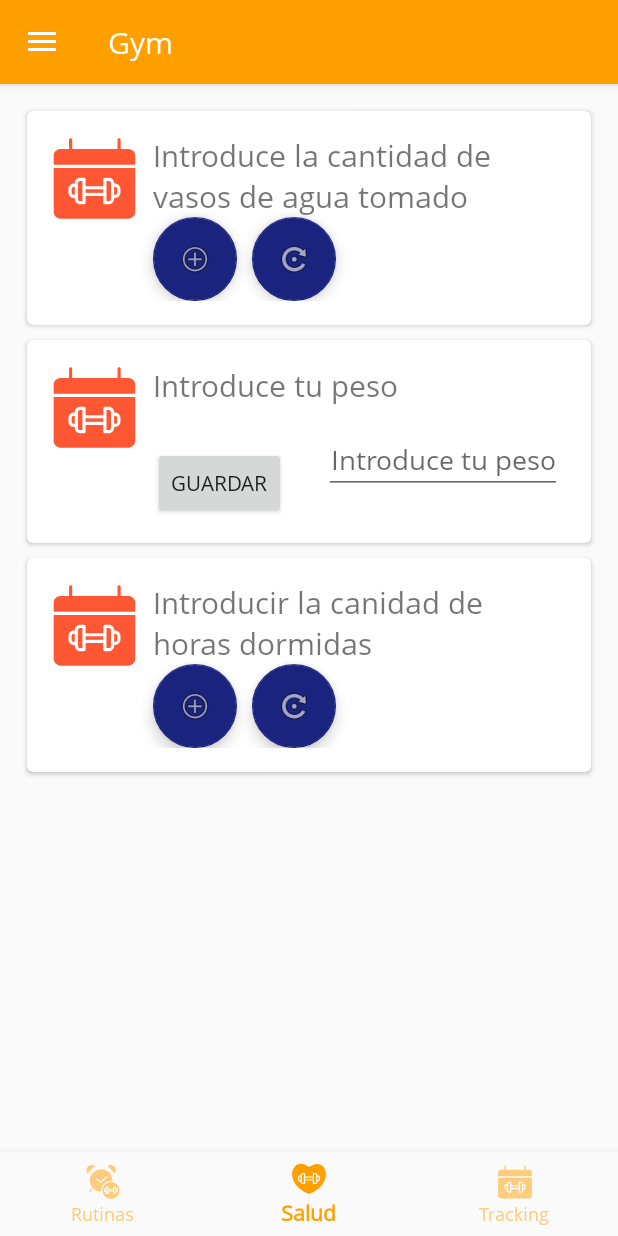
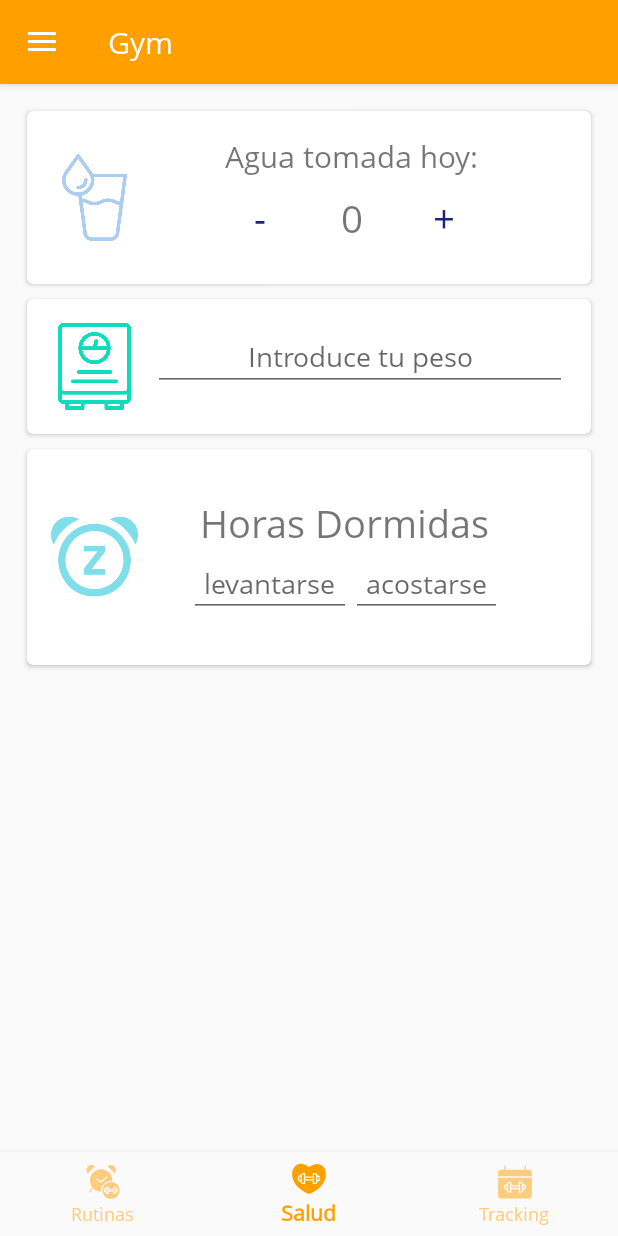
Before and after one commit to FINALGVI/final, an Android app: the screen it shows after launch (NavigationSide), item 2 of the bottom bar chosen, on a phone screen of 412 x 824 dp. Run offline under Robolectric (Android 15) with nearby library versions, the phone set to English and light mode, and no system bars; 4 statements that could not run were skipped.

Commit message:
fitness layout

```diff
--- a/GYM/app/src/main/java/com/example/luisfelix/gym/Fitness_Frag.java
+++ b/GYM/app/src/main/java/com/example/luisfelix/gym/Fitness_Frag.java
@@ -54,16 +54,9 @@ public class Fitness_Frag extends Fragment {
             }
         });
 
-        botonPeso=v.findViewById(R.id.btnPeso);
         editPeso=v.findViewById(R.id.editPeso);
 
-        botonPeso.setOnClickListener(new View.OnClickListener() {
-            @Override
-            public void onClick(View v) {
-                peso=Integer.parseInt(editPeso.getText().toString());
 
-            }
-        });
 
 
 
--- a/GYM/app/src/main/res/drawable/ic_menu_gallery.xml
+++ /dev/null
@@ -1,9 +0,0 @@
-<vector xmlns:android="http://schemas.android.com/apk/res/android"
-    android:width="24dp"
-    android:height="24dp"
-    android:viewportWidth="24.0"
-    android:viewportHeight="24.0">
-    <path
-        android:fillColor="#FF000000"
-        android:pathData="M22,16V4c0,-1.1 -0.9,-2 -2,-2H8c-1.1,0 -2,0.9 -2,2v12c0,1.1 0.9,2 2,2h12c1.1,0 2,-0.9 2,-2zm-11,-4l2.03,2.71L16,11l4,5H8l3,-4zM2,6v14c0,1.1 0.9,2 2,2h14v-2H4V6H2z" />
-</vector>
--- a/GYM/app/src/main/res/layout/fragment_fitness.xml
+++ b/GYM/app/src/main/res/layout/fragment_fitness.xml
@@ -2,19 +2,19 @@
 <RelativeLayout xmlns:android="http://schemas.android.com/apk/res/android"
     xmlns:app="http://schemas.android.com/apk/res-auto"
     xmlns:tools="http://schemas.android.com/tools"
+    android:id="@+id/agregarfitness_fragment"
     android:layout_width="match_parent"
-    android:layout_height="match_parent"
-    android:id="@+id/agregarfitness_fragment">
+    android:layout_height="match_parent">
 
-    <ScrollView android:layout_width="match_parent"
+    <ScrollView xmlns:android="http://schemas.android.com/apk/res/android"
+        xmlns:app="http://schemas.android.com/apk/res-auto"
+        android:layout_width="match_parent"
         android:layout_height="wrap_content"
-        xmlns:app="http://schemas.android.com/apk/res-auto"
-        android:layout_marginBottom="8dp"
-        android:layout_marginEnd="8dp"
         android:layout_marginStart="8dp"
         android:layout_marginTop="8dp"
-        android:orientation="horizontal"
-        xmlns:android="http://schemas.android.com/apk/res/android">
+        android:layout_marginEnd="8dp"
+        android:layout_marginBottom="8dp"
+        android:orientation="horizontal">
 
         <android.support.constraint.ConstraintLayout
             android:layout_width="match_parent"
@@ -41,49 +41,59 @@
                     android:padding="16dp">
 
                     <ImageView
-                        android:id="@+id/imagenAgua"
+                        android:id="@+id/imgAgua"
                         android:layout_width="58dp"
                         android:layout_height="58dp"
-                        android:src="@drawable/ic_agenda"
-                        android:tint="#FF5733" />
+                        android:src="@drawable/agua"
+                        android:tint="#abcdef"
+                        android:layout_centerVertical="true"/>
+
+                    <RelativeLayout android:id="@+id/r1"
+                        android:layout_width="match_parent"
+                        android:layout_height="wrap_content"
+                        android:layout_toRightOf="@+id/imgAgua">
 
                         <TextView
                             android:id="@+id/nombreAgua"
                             android:layout_width="wrap_content"
                             android:layout_height="wrap_content"
                             android:layout_alignParentTop="true"
-                        android:layout_marginLeft="10dp"
-                        android:layout_toRightOf="@+id/imagenAgua"
-                        android:text="Introduce la cantidad de vasos de agua tomado"
-                        android:textSize="20sp" />
+                            android:text="Agua tomada hoy:"
+                            android:textSize="20sp"
+                            android:layout_centerHorizontal="true"/>
 
+                        <RelativeLayout
+                            android:layout_width="wrap_content"
+                            android:layout_height="wrap_content"
+                            android:layout_below="@+id/nombreAgua"
+                            android:layout_centerHorizontal="true">
+                            <Button
+                                android:id="@+id/btnAgua_menos"
+                                android:layout_width="wrap_content"
+                                android:layout_height="match_parent"
+                                android:textSize="25sp"
+                                android:textColor="@color/colorAccent"
+                                android:text="-"
+                                style="@style/Base.Widget.AppCompat.Button.Borderless" />
                             <TextView
                                 android:id="@+id/CantidadAgua"
                                 android:layout_width="wrap_content"
                                 android:layout_height="wrap_content"
-                        android:layout_below="@+id/nombreAgua"
-                        android:layout_marginLeft="55dp"
-                        android:layout_toRightOf="@id/btnAgua_menos" />
-
-                    <android.support.design.widget.FloatingActionButton
+                                android:layout_margin="10dp"
+                                android:textSize="25sp"
+                                android:text="0"
+                                android:layout_toRightOf="@+id/btnAgua_menos"/>
+                            <Button
                                 android:id="@+id/btnAgua_mas"
                                 android:layout_width="wrap_content"
-                        android:layout_height="wrap_content"
-                        android:layout_below="@+id/nombreAgua"
-                        android:layout_marginLeft="10dp"
-                        android:layout_toRightOf="@id/imagenAgua"
-                        android:clickable="true"
-                        android:src="@android:drawable/ic_menu_add" />
-
-                    <android.support.design.widget.FloatingActionButton
-                        android:id="@+id/btnAgua_menos"
-                        android:layout_width="wrap_content"
-                        android:layout_height="wrap_content"
-                        android:layout_below="@+id/nombreAgua"
-                        android:layout_marginLeft="10dp"
-                        android:layout_toRightOf="@id/btnAgua_mas"
-                        android:clickable="true"
-                        android:src="@android:drawable/ic_menu_rotate" />
+                                android:layout_height="match_parent"
+                                android:textSize="25sp"
+                                android:textColor="@color/colorAccent"
+                                android:text="+"
+                                style="@style/Base.Widget.AppCompat.Button.Borderless"
+                                android:layout_toRightOf="@+id/CantidadAgua"/>
+                        </RelativeLayout>
+                    </RelativeLayout>
                 </RelativeLayout>
             </android.support.design.card.MaterialCardView>
 
@@ -104,8 +114,8 @@
                 app:layout_constraintStart_toStartOf="parent"
                 app:layout_constraintTop_toBottomOf="@+id/cv_fitness">
 
-                <RelativeLayout
-                    android:layout_width="wrap_content"
+                <LinearLayout
+                    android:layout_width="match_parent"
                     android:layout_height="wrap_content"
                     android:padding="16dp">
 
@@ -113,41 +123,17 @@
                         android:id="@+id/imagenPeso"
                         android:layout_width="58dp"
                         android:layout_height="58dp"
-                        android:src="@drawable/ic_agenda"
-                        android:tint="#FF5733" />
-
-                    <TextView
-                        android:id="@+id/nombrePeso"
-                        android:layout_width="wrap_content"
-                        android:layout_height="wrap_content"
-                        android:layout_alignParentTop="true"
-                        android:layout_marginLeft="10dp"
-                        android:layout_toRightOf="@+id/imagenPeso"
-                        android:text="Introduce tu peso"
-                        android:textSize="20sp" />
+                        android:src="@drawable/peso"
+                        android:tint="#0edcba"
+                        android:layout_marginEnd="10dp"/>
 
                     <EditText
                         android:id="@+id/editPeso"
-                        android:layout_width="wrap_content"
+                        android:layout_width="match_parent"
                         android:layout_height="wrap_content"
-                        android:layout_below="@+id/nombrePeso"
-                        android:layout_marginLeft="25dp"
-                        android:layout_marginTop="13dp"
-                        android:layout_toRightOf="@id/btnPeso"
                         android:hint="Introduce tu peso"
                         android:textAlignment="center" />
-
-                    <Button
-                        android:id="@+id/btnPeso"
-                        android:layout_width="wrap_content"
-                        android:layout_height="wrap_content"
-                        android:layout_below="@+id/nombrePeso"
-                        android:layout_marginLeft="10dp"
-                        android:text="Guardar"
-                        android:layout_marginTop="27dp"
-                        android:layout_toRightOf="@id/imagenPeso" />
-
-                </RelativeLayout>
+                </LinearLayout>
             </android.support.design.card.MaterialCardView>
 
             <android.support.design.card.MaterialCardView xmlns:android="http://schemas.android.com/apk/res/android"
@@ -164,58 +150,56 @@
                 app:layout_constraintStart_toStartOf="parent">
 
                 <RelativeLayout
-                    android:layout_width="wrap_content"
+                    android:layout_width="match_parent"
                     android:layout_height="wrap_content"
                     android:padding="16dp">
 
                     <ImageView
-                        android:id="@+id/imagenDormir"
+                        android:id="@+id/imgDormir"
                         android:layout_width="58dp"
                         android:layout_height="58dp"
-                        android:src="@drawable/ic_agenda"
-                        android:tint="#FF5733" />
+                        android:src="@drawable/dormir"
+                        android:tint="#80deea"
+                        android:layout_centerVertical="true"/>
+
+                    <RelativeLayout
+                        android:layout_width="wrap_content"
+                        android:layout_height="wrap_content"
+                        android:layout_centerVertical="true"
+                        android:layout_marginLeft="18dp"
+                        android:layout_toRightOf="@+id/imgDormir"
+                        android:padding="16dp">
 
                         <TextView
-                        android:id="@+id/nombreDormir"
+                            android:id="@+id/txtHoras"
                             android:layout_width="wrap_content"
                             android:layout_height="wrap_content"
-                        android:layout_alignParentTop="true"
-                        android:layout_marginLeft="10dp"
-                        android:layout_toRightOf="@+id/imagenDormir"
-                        android:text="Introducir la canidad de horas dormidas"
-                        android:textSize="20sp" />
+                            android:layout_centerHorizontal="true"
+                            android:text="Horas Dormidas"
+                            android:textSize="25dp" />
 
-                    <TextView
-                        android:id="@+id/CantidadDormir"
+                        <LinearLayout
                             android:layout_width="wrap_content"
                             android:layout_height="wrap_content"
-                        android:layout_below="@+id/nombreDormir"
-                        android:layout_marginLeft="55dp"
-                        android:layout_toRightOf="@id/btnDormir_menos" />
+                            android:layout_below="@+id/txtHoras">
 
-                    <android.support.design.widget.FloatingActionButton
-                        android:id="@+id/btnDormir_mas"
+                            <EditText
+                                android:id="@+id/editLevantarse"
                                 android:layout_width="wrap_content"
                                 android:layout_height="wrap_content"
-                        android:layout_below="@+id/nombreDormir"
-                        android:layout_marginLeft="10dp"
-                        android:layout_toRightOf="@id/imagenDormir"
-                        android:clickable="true"
-                        android:src="@android:drawable/ic_menu_add" />
+                                android:hint="levantarse"
+                                android:padding="10dp" />
 
-                    <android.support.design.widget.FloatingActionButton
-                        android:id="@+id/btnDormir_menos"
+                            <EditText
+                                android:id="@+id/editAcostarse"
                                 android:layout_width="wrap_content"
                                 android:layout_height="wrap_content"
-                        android:layout_below="@+id/nombreDormir"
-                        android:layout_marginLeft="10dp"
-                        android:layout_toRightOf="@id/btnDormir_mas"
-                        android:clickable="true"
-                        android:src="@android:drawable/ic_menu_rotate" />
-
+                                android:hint="acostarse"
+                                android:padding="10dp" />
+                        </LinearLayout>
+                    </RelativeLayout>
                 </RelativeLayout>
             </android.support.design.card.MaterialCardView>
-
 
         </android.support.constraint.ConstraintLayout>
     </ScrollView>
```
Lines whose indentation alone changed are shown as unchanged.
